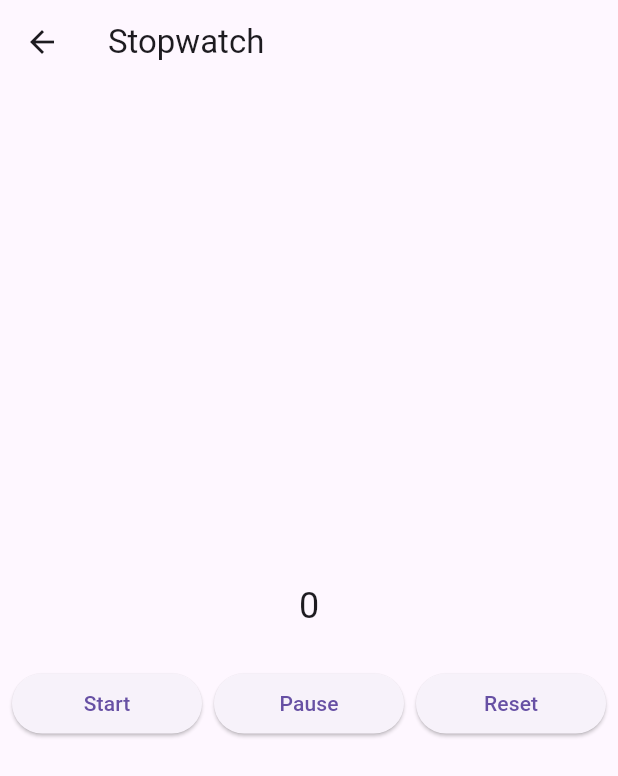
After one commit to joao-menna/pratica_flutter, a Flutter app: the screen it shows after launch, after a tap on "Stopwatch", on a phone screen of 412 x 824 dp. The commit adds this screen. Shown: the top 776 px of the screen. Run offline on Flutter 3.47's test engine with Material 3 defaults, Android fonts, the phone set to English and light mode, and no system bars.

Commit message:
Made stopwatch

```diff
--- a/lib/screens/main_screen.dart
+++ b/lib/screens/main_screen.dart
@@ -2,6 +2,7 @@ import 'package:flutter/material.dart';
 import 'package:pratica_flutter/screens/bmi_calculator.dart';
 import 'package:pratica_flutter/screens/calculator.dart';
 import 'package:pratica_flutter/screens/money_converter.dart';
+import 'package:pratica_flutter/screens/stop_watch.dart';
 import 'package:pratica_flutter/screens/todo_list.dart';
 
 class MainScreen extends StatelessWidget {
@@ -48,6 +49,36 @@ class MainScreen extends StatelessWidget {
               ),
               ElevatedButton(
                 onPressed: () {
+                  Navigator.of(context).push(
+                    MaterialPageRoute(
+                      builder: (context) {
+                        return const TodoList();
+                      },
+                    ),
+                  );
+                },
+                child: const Text("To-Do List"),
+              ),
+              const SizedBox(
+                height: 16.0,
+              ),
+              ElevatedButton(
+                onPressed: () {
+                  Navigator.of(context).push(
+                    MaterialPageRoute(
+                      builder: (context) {
+                        return const StopWatch();
+                      },
+                    ),
+                  );
+                },
+                child: const Text("Stopwatch"),
+              ),
+              const SizedBox(
+                height: 16.0,
+              ),
+              ElevatedButton(
+                onPressed: () {
                   Navigator.push(
                     context,
                     MaterialPageRoute(
@@ -62,18 +93,6 @@ class MainScreen extends StatelessWidget {
               const SizedBox(
                 height: 16.0,
               ),
-              ElevatedButton(
-                onPressed: () {
-                  Navigator.of(context).push(
-                    MaterialPageRoute(
-                      builder: (context) {
-                        return const TodoList();
-                      },
-                    ),
-                  );
-                },
-                child: const Text("To-Do List"),
-              ),
             ],
           ),
         ),
--- /dev/null
+++ b/lib/screens/stop_watch.dart
@@ -0,0 +1,89 @@
+import 'dart:async';
+
+import 'package:flutter/material.dart';
+
+class StopWatch extends StatefulWidget {
+  const StopWatch({super.key});
+
+  @override
+  State<StopWatch> createState() => _StopWatchState();
+}
+
+class _StopWatchState extends State<StopWatch> {
+  final _stopWatch = Stopwatch();
+  late Timer _timer;
+
+  @override
+  void initState() {
+    super.initState();
+
+    _timer = Timer.periodic(const Duration(milliseconds: 100), (timer) {
+      setState(() {});
+    });
+  }
+
+  @override
+  void dispose() {
+    _timer.cancel();
+
+    super.dispose();
+  }
+
+  @override
+  Widget build(BuildContext context) {
+    return Scaffold(
+      appBar: AppBar(
+        title: const Text("Stopwatch"),
+      ),
+      body: Padding(
+        padding: const EdgeInsets.all(8.0),
+        child: Column(
+          mainAxisAlignment: MainAxisAlignment.center,
+          children: [
+            Text(
+              "${_stopWatch.elapsed.inSeconds}",
+              style: const TextStyle(fontSize: 24.0),
+            ),
+            const SizedBox(
+              height: 24.0,
+            ),
+            Row(
+              children: [
+                Expanded(
+                  child: ElevatedButton(
+                    onPressed: () {
+                      _stopWatch.start();
+                    },
+                    child: const Text("Start"),
+                  ),
+                ),
+                const SizedBox(
+                  width: 8.0,
+                ),
+                Expanded(
+                  child: ElevatedButton(
+                    onPressed: () {
+                      _stopWatch.stop();
+                    },
+                    child: const Text("Pause"),
+                  ),
+                ),
+                const SizedBox(
+                  width: 8.0,
+                ),
+                Expanded(
+                  child: ElevatedButton(
+                    onPressed: () {
+                      _stopWatch.reset();
+                    },
+                    child: const Text("Reset"),
+                  ),
+                ),
+              ],
+            ),
+          ],
+        ),
+      ),
+    );
+  }
+}
```
